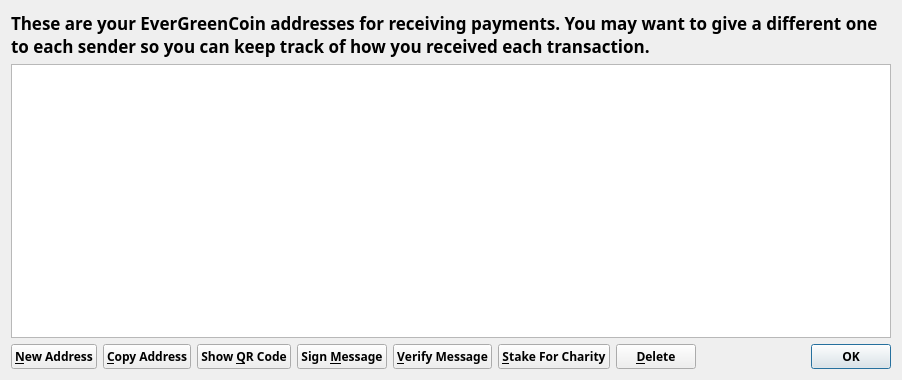
First picture: the form in src/qt/forms/addressbookpage.ui, repository EverGreenCoinDev/EverGreenCoin, before the edit.
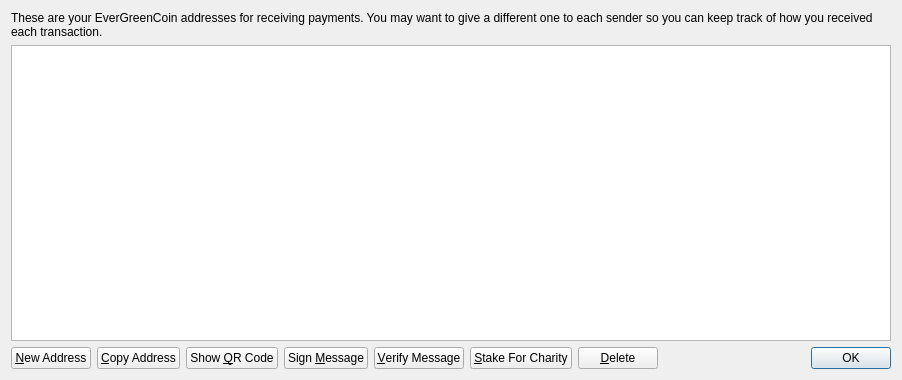
Second picture: the form after the edit. Icons and pictures are not drawn.

Commit message: Remove typola

What changed in the file:
```diff
--- a/src/qt/forms/addressbookpage.ui
+++ b/src/qt/forms/addressbookpage.ui
@@ -18,10 +18,9 @@
     <widget class="QLabel" name="labelExplanation">
      <property name="font">
       <font>
-       <family>Typola</family>
-       <pointsize>13</pointsize>
-       <weight>75</weight>
-       <bold>true</bold>
+       <pointsize>9</pointsize>
+       <weight>50</weight>
+       <bold>false</bold>
        <stylestrategy>PreferAntialias</stylestrategy>
       </font>
      </property>
@@ -70,9 +69,8 @@
       <widget class="QPushButton" name="newAddressButton">
        <property name="font">
         <font>
-         <family>Typola</family>
-         <weight>75</weight>
-         <bold>true</bold>
+         <weight>50</weight>
+         <bold>false</bold>
          <stylestrategy>PreferAntialias</stylestrategy>
         </font>
        </property>
@@ -92,9 +90,8 @@
       <widget class="QPushButton" name="copyToClipboard">
        <property name="font">
         <font>
-         <family>Typola</family>
-         <weight>75</weight>
-         <bold>true</bold>
+         <weight>50</weight>
+         <bold>false</bold>
          <stylestrategy>PreferAntialias</stylestrategy>
         </font>
        </property>
@@ -114,9 +111,8 @@
       <widget class="QPushButton" name="showQRCode">
        <property name="font">
         <font>
-         <family>Typola</family>
-         <weight>75</weight>
-         <bold>true</bold>
+         <weight>50</weight>
+         <bold>false</bold>
          <stylestrategy>PreferAntialias</stylestrategy>
         </font>
        </property>
@@ -133,9 +129,8 @@
       <widget class="QPushButton" name="signMessage">
        <property name="font">
         <font>
-         <family>Typola</family>
-         <weight>75</weight>
-         <bold>true</bold>
+         <weight>50</weight>
+         <bold>false</bold>
          <stylestrategy>PreferAntialias</stylestrategy>
         </font>
        </property>
@@ -155,9 +150,8 @@
       <widget class="QPushButton" name="verifyMessage">
        <property name="font">
         <font>
-         <family>Typola</family>
-         <weight>75</weight>
-         <bold>true</bold>
+         <weight>50</weight>
+         <bold>false</bold>
          <stylestrategy>PreferAntialias</stylestrategy>
         </font>
        </property>
@@ -177,9 +171,8 @@
       <widget class="QPushButton" name="stakeForCharityPushButton">
        <property name="font">
         <font>
-         <family>Typola</family>
-         <weight>75</weight>
-         <bold>true</bold>
+         <weight>50</weight>
+         <bold>false</bold>
          <stylestrategy>PreferAntialias</stylestrategy>
         </font>
        </property>
@@ -195,9 +188,8 @@
       <widget class="QPushButton" name="deleteButton">
        <property name="font">
         <font>
-         <family>Typola</family>
-         <weight>75</weight>
-         <bold>true</bold>
+         <weight>50</weight>
+         <bold>false</bold>
          <stylestrategy>PreferAntialias</stylestrategy>
         </font>
        </property>
@@ -236,9 +228,8 @@
        </property>
        <property name="font">
         <font>
-         <family>Typola</family>
-         <weight>75</weight>
-         <bold>true</bold>
+         <weight>50</weight>
+         <bold>false</bold>
         </font>
        </property>
        <property name="standardButtons">
```
The commit also changes 15 other files.
